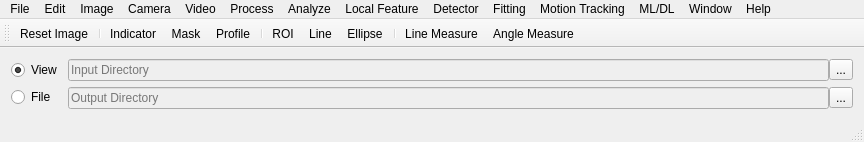
First picture: the form in qt_gui_app/ui/MainWindow.ui, repository inoueshinichi/Dev_QtImgProcGuiApp, before the edit.
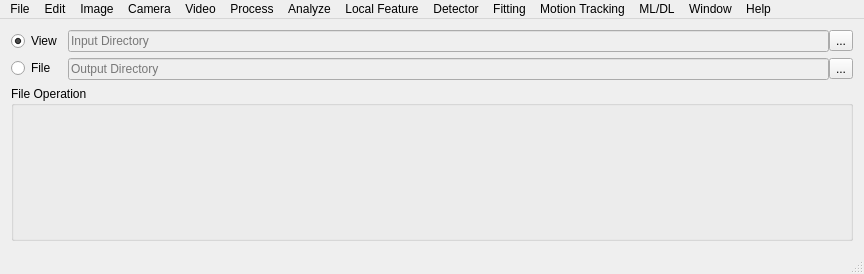
Second picture: the form after the edit.

```diff
--- a/qt_gui_app/ui/MainWindow.ui
+++ b/qt_gui_app/ui/MainWindow.ui
@@ -7,7 +7,7 @@
     <x>0</x>
     <y>0</y>
     <width>864</width>
-    <height>129</height>
+    <height>274</height>
    </rect>
   </property>
   <property name="sizePolicy">
@@ -35,81 +35,98 @@
    <property name="contextMenuPolicy">
     <enum>Qt::DefaultContextMenu</enum>
    </property>
-   <layout class="QGridLayout" name="gridLayout_2">
-    <item row="0" column="1">
-     <layout class="QGridLayout" name="gridLayout">
-      <property name="horizontalSpacing">
-       <number>0</number>
-      </property>
-      <item row="0" column="0">
-       <widget class="QLineEdit" name="lEdit_Input_Dir">
-        <property name="enabled">
-         <bool>false</bool>
-        </property>
-        <property name="placeholderText">
-         <string>Input Directory</string>
-        </property>
-       </widget>
+   <layout class="QVBoxLayout" name="verticalLayout_2">
+    <item>
+     <layout class="QHBoxLayout" name="horizontalLayout_2">
+      <item>
+       <layout class="QHBoxLayout" name="horizontalLayout">
+        <item>
+         <layout class="QVBoxLayout" name="verticalLayout">
+          <item>
+           <widget class="QRadioButton" name="radioButtonViewMode">
+            <property name="text">
+             <string>View</string>
+            </property>
+            <property name="checked">
+             <bool>true</bool>
+            </property>
+           </widget>
+          </item>
+          <item>
+           <widget class="QRadioButton" name="radioButtonFileMode">
+            <property name="text">
+             <string>File</string>
+            </property>
+           </widget>
+          </item>
+         </layout>
+        </item>
+       </layout>
       </item>
-      <item row="0" column="1">
-       <widget class="QToolButton" name="tBtn_Input_Dir">
-        <property name="text">
-         <string>...</string>
+      <item>
+       <layout class="QGridLayout" name="gridLayout">
+        <property name="horizontalSpacing">
+         <number>0</number>
         </property>
-        <property name="popupMode">
-         <enum>QToolButton::DelayedPopup</enum>
-        </property>
-        <property name="autoRaise">
-         <bool>false</bool>
-        </property>
-        <property name="arrowType">
-         <enum>Qt::NoArrow</enum>
-        </property>
-       </widget>
-      </item>
-      <item row="1" column="0">
-       <widget class="QLineEdit" name="lEdit_Output_Dir">
-        <property name="enabled">
-         <bool>false</bool>
-        </property>
-        <property name="placeholderText">
-         <string>Output Directory</string>
-        </property>
-       </widget>
-      </item>
-      <item row="1" column="1">
-       <widget class="QToolButton" name="tBtn_Output_Dir">
-        <property name="text">
-         <string>...</string>
-        </property>
-       </widget>
+        <item row="0" column="0">
+         <widget class="QLineEdit" name="lineEditInputDir">
+          <property name="enabled">
+           <bool>false</bool>
+          </property>
+          <property name="placeholderText">
+           <string>Input Directory</string>
+          </property>
+         </widget>
+        </item>
+        <item row="0" column="1">
+         <widget class="QToolButton" name="toolButtonSelectInputDir">
+          <property name="text">
+           <string>...</string>
+          </property>
+          <property name="popupMode">
+           <enum>QToolButton::DelayedPopup</enum>
+          </property>
+          <property name="autoRaise">
+           <bool>false</bool>
+          </property>
+          <property name="arrowType">
+           <enum>Qt::NoArrow</enum>
+          </property>
+         </widget>
+        </item>
+        <item row="1" column="0">
+         <widget class="QLineEdit" name="lineEditOutputDir">
+          <property name="enabled">
+           <bool>false</bool>
+          </property>
+          <property name="placeholderText">
+           <string>Output Directory</string>
+          </property>
+         </widget>
+        </item>
+        <item row="1" column="1">
+         <widget class="QToolButton" name="toolButtonSelectOutputDir">
+          <property name="text">
+           <string>...</string>
+          </property>
+         </widget>
+        </item>
+       </layout>
       </item>
      </layout>
     </item>
-    <item row="0" column="0">
-     <layout class="QHBoxLayout" name="horizontalLayout">
-      <item>
-       <layout class="QVBoxLayout" name="verticalLayout">
-        <item>
-         <widget class="QRadioButton" name="rBtn_View_Mode">
-          <property name="text">
-           <string>View</string>
-          </property>
-          <property name="checked">
-           <bool>true</bool>
-          </property>
-         </widget>
-        </item>
-        <item>
-         <widget class="QRadioButton" name="rBtn_File_Mode">
-          <property name="text">
-           <string>File</string>
-          </property>
-         </widget>
-        </item>
-       </layout>
-      </item>
-     </layout>
+    <item>
+     <widget class="QGroupBox" name="groupBoxFileOperation">
+      <property name="sizePolicy">
+       <sizepolicy hsizetype="Preferred" vsizetype="Expanding">
+        <horstretch>0</horstretch>
+        <verstretch>0</verstretch>
+       </sizepolicy>
+      </property>
+      <property name="title">
+       <string>File Operation</string>
+      </property>
+     </widget>
     </item>
    </layout>
   </widget>
@@ -454,30 +471,6 @@
    <addaction name="menuWindow"/>
    <addaction name="menuHelp"/>
   </widget>
-  <widget class="QToolBar" name="toolBar">
-   <property name="windowTitle">
-    <string>toolBar</string>
-   </property>
-   <attribute name="toolBarArea">
-    <enum>TopToolBarArea</enum>
-   </attribute>
-   <attribute name="toolBarBreak">
-    <bool>false</bool>
-   </attribute>
-   <addaction name="actionReset_Image"/>
-   <addaction name="separator"/>
-   <addaction name="actionIndicator"/>
-   <addaction name="actionMask"/>
-   <addaction name="actionCross Line"/>
-   <addaction name="actionProfile"/>
-   <addaction name="separator"/>
-   <addaction name="actionROI"/>
-   <addaction name="actionLine"/>
-   <addaction name="actionEllipse"/>
-   <addaction name="separator"/>
-   <addaction name="actionLine_Measure"/>
-   <addaction name="actionAngle_Measure"/>
-  </widget>
   <widget class="QStatusBar" name="statusBar"/>
   <action name="actionCross Line">
    <property name="checkable">
```
Left out of the diff: 418 changed lines with no effect on the pictures.
